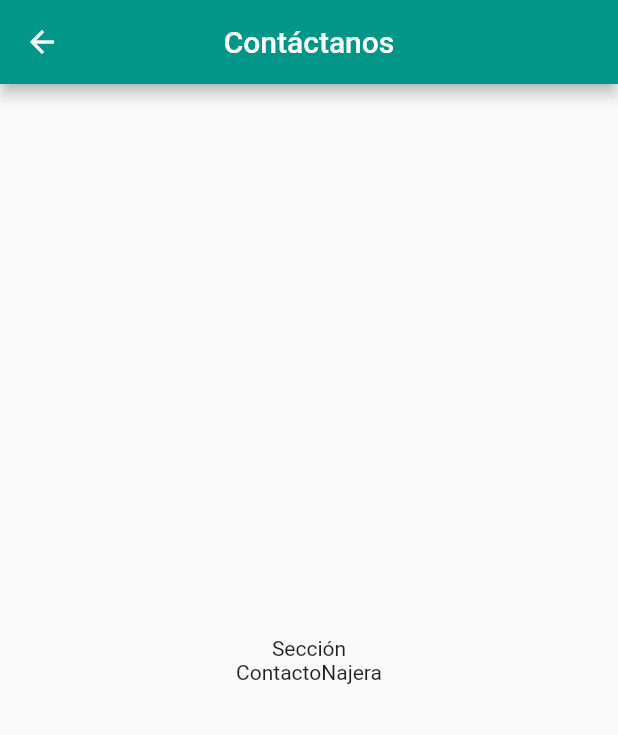
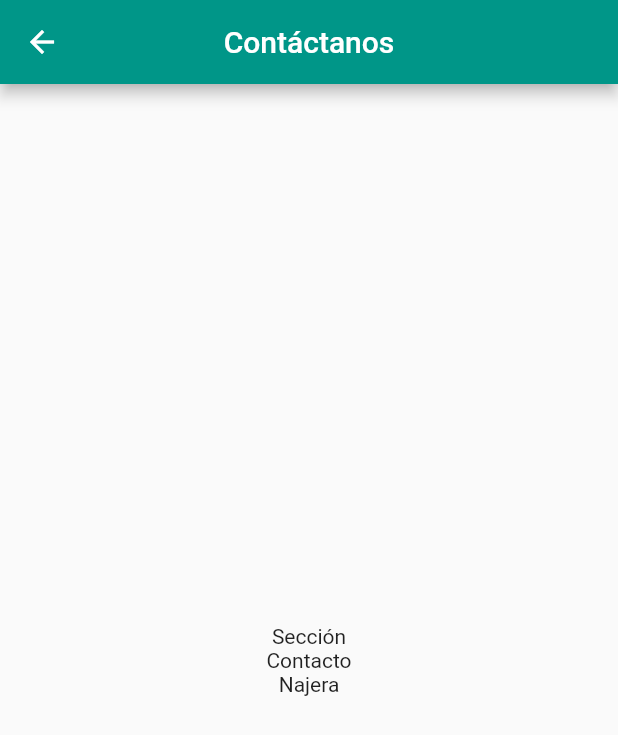
Before and after one commit to Najeragim/And_U3_2_Menu, a Flutter app: the Contacto screen opened by its route, on a phone screen of 412 x 824 dp. Shown: the top 735 px of the screen. Run offline on Flutter 3.47's test engine with Material 2 defaults, Android fonts, the phone set to English and light mode, and no system bars; network calls fail.

```diff
--- a/lib/main.dart
+++ b/lib/main.dart
@@ -62,7 +62,7 @@ class Contacto extends StatelessWidget {
         centerTitle: true,
       ), // Fin de appbar
       body: Center(
-        child: Text('Sección\nContacto\Najera', textAlign: TextAlign.center,),
+        child: Text('Sección\nContacto\nNajera', textAlign: TextAlign.center,),
       ), //Fin de body center
     ); //Fin de Scaffold
   } //Fin de widget
```
Also changed, not shown: 1 other file.
